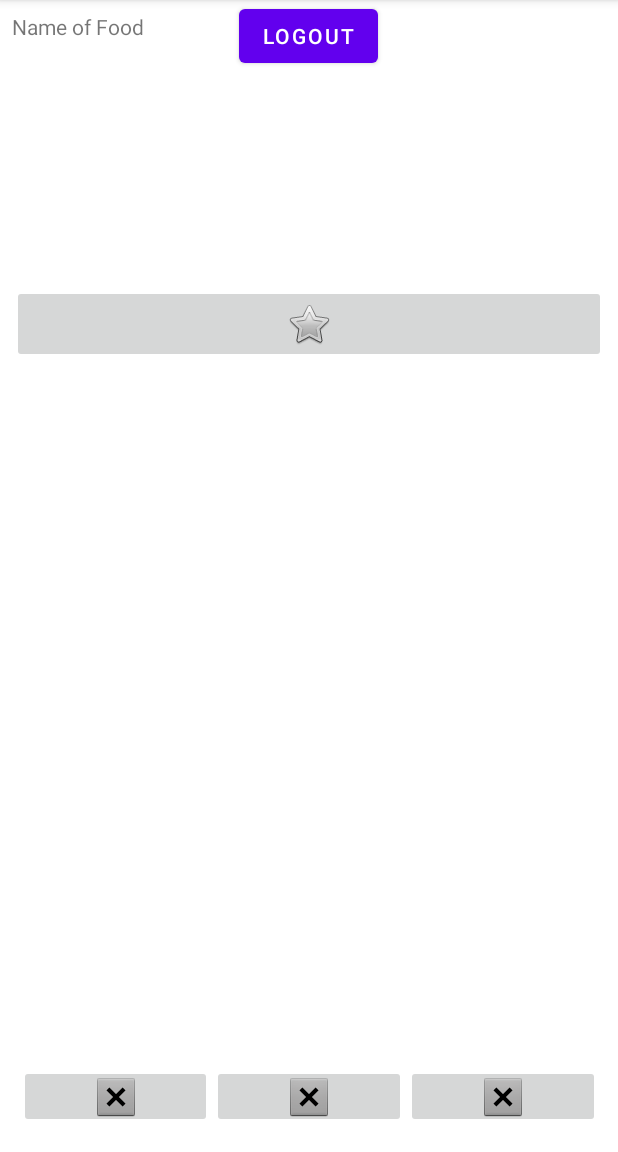
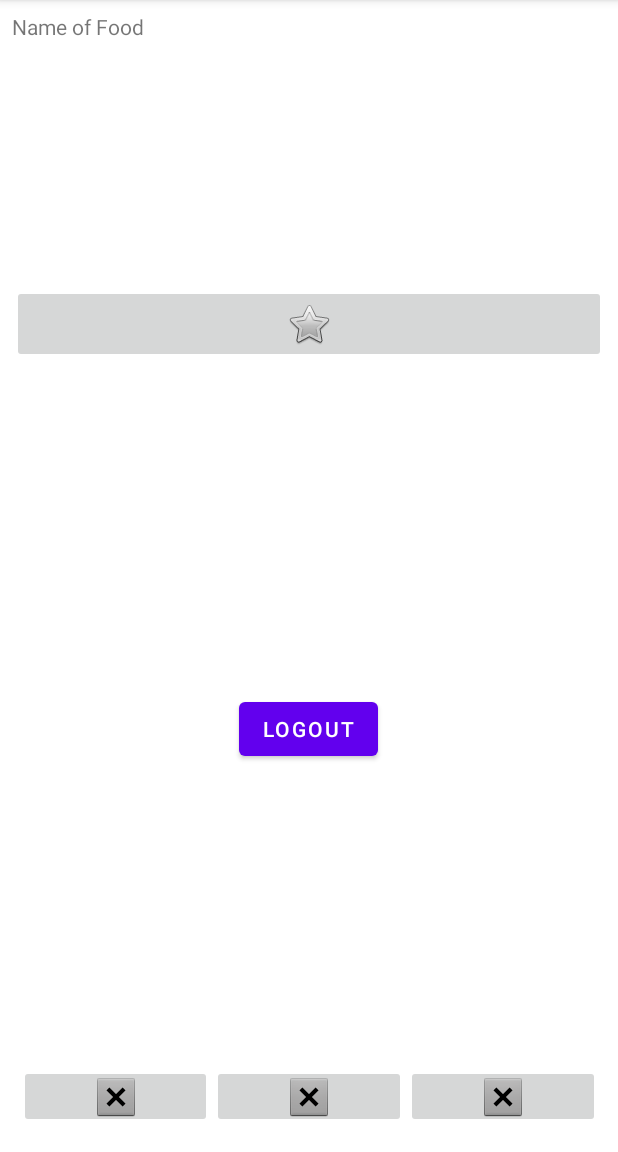
Before and after one commit to Zeraphim/AngkolsKitchenApp, an Android app: the GalleryMenu screen opened directly, with no data from a screen before it, on a phone screen of 412 x 824 dp, the part 84-1236 px from its top. Run offline under Robolectric (Android 15) with nearby library versions, the phone set to English and light mode, and no system bars; our stand-ins replace Firebase (no records; nobody signed in at launch, a user with empty details on screens opened directly).

Commit message:
GalleryMenu added button functionality, added Account.class activity in AndroidManifest.xml,

```diff
--- a/app/src/main/AndroidManifest.xml
+++ b/app/src/main/AndroidManifest.xml
@@ -10,6 +10,7 @@
         android:supportsRtl="true"
         android:theme="@style/Theme.AngkolsKitchenApp">
         <activity android:name=".GalleryMenu"></activity>
+        <activity android:name=".Account"></activity>
         <activity
             android:name=".PlaceOrder"
             android:exported="true" />
--- a/app/src/main/java/com/example/angkolskitchenapp/GalleryMenu.java
+++ b/app/src/main/java/com/example/angkolskitchenapp/GalleryMenu.java
@@ -4,7 +4,10 @@ import androidx.appcompat.app.AppCompatActivity;
 
 import android.content.Intent;
 import android.os.Bundle;
+import android.view.View;
 import android.widget.Button;
+import android.widget.Gallery;
+import android.widget.ImageButton;
 
 import com.google.firebase.auth.FirebaseAuth;
 import com.google.firebase.auth.FirebaseUser;
@@ -13,12 +16,18 @@ public class GalleryMenu extends AppCompatActivity {
 
     Button btnLogOut;
     FirebaseAuth mAuth;
+    ImageButton btnAccount;
+    ImageButton btnHome;
+    ImageButton btnCart;
 
     @Override
     protected void onCreate(Bundle savedInstanceState) {
         super.onCreate(savedInstanceState);
         setContentView(R.layout.activity_gallery_menu);
 
+        btnAccount = findViewById(R.id.btnAccount);
+        btnHome = findViewById(R.id.btnHome);
+        btnCart = findViewById(R.id.btnCart);
         btnLogOut = findViewById(R.id.btnLogout);
         mAuth = FirebaseAuth.getInstance();
 
@@ -37,4 +46,25 @@ public class GalleryMenu extends AppCompatActivity {
             startActivity(new Intent(GalleryMenu.this, LoginActivity.class));
         }
     }
+
+    public void openAccount (View view){
+        Intent intent = new Intent(this, Account.class);
+        startActivity(intent);
+    }
+
+    public void openCart (View view){
+        Intent intent = new Intent(this, FoodCart.class);
+        startActivity(intent);
+    }
+
+    public void openHome (View view){
+        Intent intent = new Intent(this, GalleryMenu.class);
+        startActivity(intent);
+    }
+
+    public void openIndivProduct (View view){
+        Intent intent = new Intent(this, IndividualProduct.class);
+        startActivity(intent);
+
+    }
 }
--- a/app/src/main/res/layout/activity_gallery_menu.xml
+++ b/app/src/main/res/layout/activity_gallery_menu.xml
@@ -11,12 +11,14 @@ tools:context=".MainActivity">
         android:layout_width="wrap_content"
         android:layout_height="wrap_content"
         android:text="Logout"
+        app:layout_constraintBottom_toTopOf="@+id/frameLayout2"
         app:layout_constraintEnd_toEndOf="parent"
         app:layout_constraintHorizontal_bias="0.498"
         app:layout_constraintStart_toStartOf="parent"
-    tools:layout_editor_absoluteY="402dp" />
+        app:layout_constraintTop_toBottomOf="@+id/frameLayout" />
 
     <FrameLayout
+        android:id="@+id/frameLayout2"
         android:layout_width="403dp"
         android:layout_height="50dp"
         android:layout_marginStart="8dp"
@@ -41,30 +43,38 @@ tools:context=".MainActivity">
             android:orientation="horizontal">
 
             <ImageButton
-            android:id="@+id/imageButton10"
+                android:id="@+id/btnAccount"
                 android:layout_width="wrap_content"
                 android:layout_height="wrap_content"
                 android:layout_weight="1"
-            app:srcCompat="@android:drawable/btn_dialog" />
+                app:srcCompat="@android:drawable/btn_dialog"
+                android:onClick="openAccount"
+                />
+
 
             <ImageButton
-            android:id="@+id/imageButton11"
+                android:id="@+id/btnHome"
                 android:layout_width="wrap_content"
                 android:layout_height="match_parent"
                 android:layout_weight="1"
-            app:srcCompat="@android:drawable/btn_dialog" />
+                app:srcCompat="@android:drawable/btn_dialog"
+                android:onClick="openHome"
+                />
 
             <ImageButton
-            android:id="@+id/imageButton12"
+                android:id="@+id/btnCart"
                 android:layout_width="wrap_content"
                 android:layout_height="wrap_content"
                 android:layout_weight="1"
-            app:srcCompat="@android:drawable/btn_dialog" />
+                app:srcCompat="@android:drawable/btn_dialog"
+                android:onClick="openCart"
+                />
 
         </LinearLayout>
     </FrameLayout>
 
     <FrameLayout
+        android:id="@+id/frameLayout"
         android:layout_width="0dp"
         android:layout_height="254dp"
         android:layout_marginStart="8dp"
@@ -99,12 +109,13 @@ tools:context=".MainActivity">
             </FrameLayout>
 
             <ImageButton
-            android:id="@+id/imageButton9"
+                android:id="@+id/btnIndivProduct"
                 android:layout_width="match_parent"
                 android:layout_height="wrap_content"
                 app:layout_constraintEnd_toEndOf="parent"
                 app:layout_constraintStart_toStartOf="parent"
-            app:srcCompat="@android:drawable/btn_star" />
+                app:srcCompat="@android:drawable/btn_star"
+                android:onClick="openIndivProduct" />
         </LinearLayout>
     </FrameLayout>
 
```
Also changed, not shown: app/src/main/res/layout/activity_account.xml (+9 -0 lines). Lines whose indentation alone changed are shown as unchanged.
